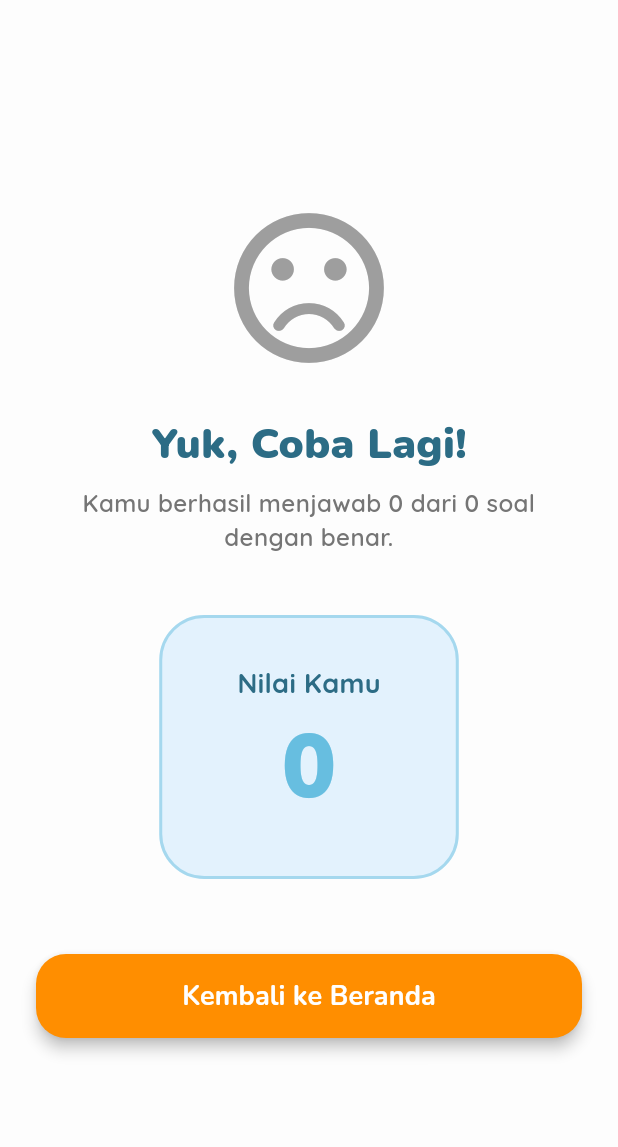
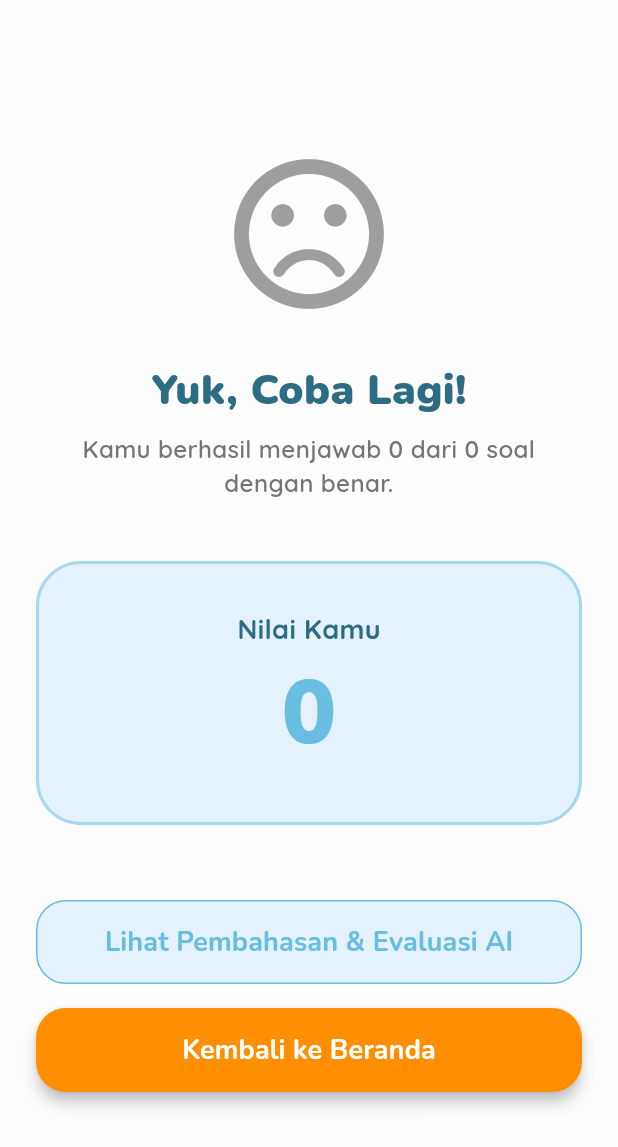
Before and after one commit to luhihsan/AjarApp, a Flutter app: the QuizResultPage screen opened directly with empty values, on a phone screen of 412 x 824 dp. Shown: the top 1147 px of the screen. Run offline on Flutter 3.47's test engine with Material 3 defaults, Android fonts, the phone set to English and light mode, and no system bars; our stand-ins replace cloud_firestore, firebase_auth, firebase_core, flutter_dotenv, google_fonts, google_generative_ai; accounts and stored records are empty; generated files the repository leaves out were written again.

Commit message:
feat(quiz): add quiz review page

```diff
--- a/ajarapp/lib/models/question_model.dart
+++ b/ajarapp/lib/models/question_model.dart
@@ -3,12 +3,14 @@ class QuestionModel {
   final List<String> options;
   final String correctAnswer;
   final String explanation;
+  String? userAnswer;
 
   QuestionModel({
     required this.question,
     required this.options,
     required this.correctAnswer,
     required this.explanation,
+    this.userAnswer,
   });
 
   factory QuestionModel.fromJson(Map<String, dynamic> json) {
--- a/ajarapp/lib/quiz/quiz_result_page.dart
+++ b/ajarapp/lib/quiz/quiz_result_page.dart
@@ -1,21 +1,33 @@
 import 'package:flutter/material.dart';
 import 'package:google_fonts/google_fonts.dart';
+
+import '../models/question_model.dart'; // Import modelnya
+import 'quiz_review_page.dart'; // Import halaman review yang baru
 
 class QuizResultPage extends StatelessWidget {
   final int score;
   final int totalQuestions;
   final int correctAnswers;
 
+  // 1. TAMBAHKAN PARAMETER INI (Ini yang bikin error tadi)
+  final List<QuestionModel> questions;
+
   const QuizResultPage({
     super.key,
     required this.score,
     required this.totalQuestions,
-    required this.correctAnswers
+    required this.correctAnswers,
+    required this.questions, // 2. WAJIB DITAMBAHKAN DI SINI
   });
 
   @override
   Widget build(BuildContext context) {
     bool isPassed = score >= 70;
+
+    // Palet warna biar gampang dipanggil
+    final Color primaryBlue = const Color(0xFF67BEE0);
+    final Color accentOrange = const Color(0xFFFF8E00);
+    final Color darkBlueText = const Color(0xFF2C6C85);
 
     return Scaffold(
       backgroundColor: const Color(0xFFFDFDFD),
@@ -24,17 +36,19 @@ class QuizResultPage extends StatelessWidget {
           padding: const EdgeInsets.all(24.0),
           child: Column(
             mainAxisAlignment: MainAxisAlignment.center,
+            crossAxisAlignment: CrossAxisAlignment.stretch, // Biar tombolnya otomatis full width
             children: [
               Icon(
                 isPassed ? Icons.emoji_events_rounded : Icons.sentiment_dissatisfied_rounded,
                 size: 120,
-                color: isPassed ? const Color(0xFFFF8E00) : Colors.grey
+                color: isPassed ? accentOrange : Colors.grey
               ),
               const SizedBox(height: 24),
 
               Text(
                 isPassed ? "Hebat Banget!" : "Yuk, Coba Lagi!",
-                style: GoogleFonts.nunito(fontSize: 28, fontWeight: FontWeight.w900, color: const Color(0xFF2C6C85))
+                textAlign: TextAlign.center,
+                style: GoogleFonts.nunito(fontSize: 28, fontWeight: FontWeight.w900, color: darkBlueText)
               ),
               const SizedBox(height: 8),
               Text(
@@ -49,24 +63,49 @@ class QuizResultPage extends StatelessWidget {
                 decoration: BoxDecoration(
                   color: Colors.blue.shade50,
                   borderRadius: BorderRadius.circular(30),
-                  border: Border.all(color: const Color(0xFF67BEE0).withOpacity(0.5), width: 2),
+                  border: Border.all(color: primaryBlue.withOpacity(0.5), width: 2),
                 ),
                 child: Column(
                   children: [
-                    Text("Nilai Kamu", style: GoogleFonts.quicksand(fontSize: 18, fontWeight: FontWeight.bold, color: const Color(0xFF2C6C85))),
-                    Text("$score", style: GoogleFonts.nunito(fontSize: 60, fontWeight: FontWeight.w900, color: const Color(0xFF67BEE0))),
+                    Text("Nilai Kamu", style: GoogleFonts.quicksand(fontSize: 18, fontWeight: FontWeight.bold, color: darkBlueText)),
+                    Text("$score", style: GoogleFonts.nunito(fontSize: 60, fontWeight: FontWeight.w900, color: primaryBlue)),
                   ],
                 ),
               ),
               const SizedBox(height: 50),
 
+              // 3. TOMBOL BARU: LIHAT PEMBAHASAN & EVALUASI AI
+              ElevatedButton(
+                onPressed: () {
+                  Navigator.push(
+                    context,
+                    MaterialPageRoute(
+                      builder: (_) => QuizReviewPage(questions: questions, score: score),
+                    ),
+                  );
+                },
+                style: ElevatedButton.styleFrom(
+                  backgroundColor: Colors.blue.shade50,
+                  foregroundColor: primaryBlue,
+                  minimumSize: const Size(double.infinity, 56),
+                  shape: RoundedRectangleBorder(
+                    borderRadius: BorderRadius.circular(20),
+                    side: BorderSide(color: primaryBlue)
+                  ),
+                  elevation: 0,
+                ),
+                child: Text("Lihat Pembahasan & Evaluasi AI", style: GoogleFonts.nunito(fontSize: 18, fontWeight: FontWeight.bold)),
+              ),
+              const SizedBox(height: 16),
+
+              // TOMBOL LAMA: KEMBALI KE BERANDA
               ElevatedButton(
                 onPressed: () {
                   // Kembali ke root (Dashboard / Main Screen)
                   Navigator.of(context).popUntil((route) => route.isFirst);
                 },
                 style: ElevatedButton.styleFrom(
-                  backgroundColor: const Color(0xFFFF8E00),
+                  backgroundColor: accentOrange,
                   minimumSize: const Size(double.infinity, 56),
                   shape: RoundedRectangleBorder(borderRadius: BorderRadius.circular(20)),
                   elevation: 4,
```
Also changed, not shown: ajarapp/lib/quiz/quiz_play_page.dart (+6 -2 lines), ajarapp/lib/quiz/quiz_review_page.dart (added, +148 -0 lines).
